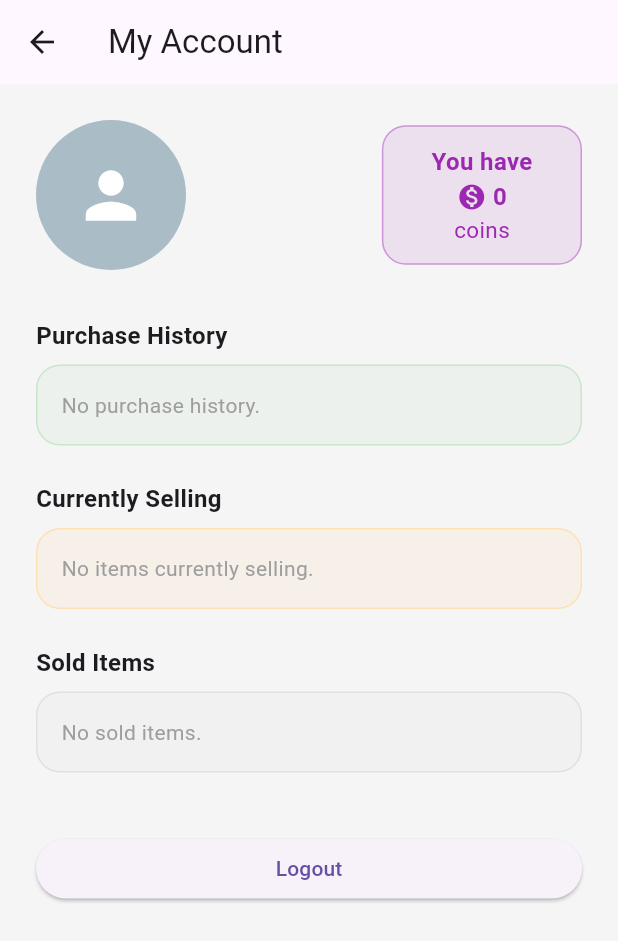
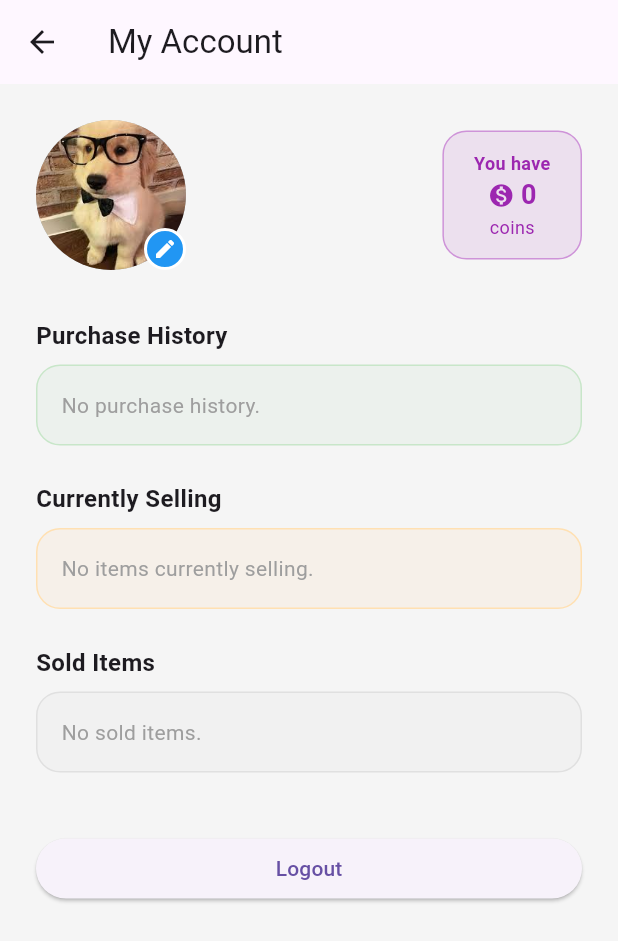
Before and after one commit to evaseo0078/ggumdream, a Flutter app: the AccountScreen screen opened directly, on a phone screen of 412 x 824 dp. Shown: the top 941 px of the screen. Run offline on Flutter 3.47's test engine with Material 3 defaults, Android fonts, the light colour scheme and no system bars; our stand-ins replace cloud_firestore, cloud_functions, firebase_auth, firebase_core, fl_chart, flutter_dotenv and 7 more; accounts and stored records are empty; Roboto replaces fonts that are missing (GgumFont).

Commit message:
이미지 사진 바꾸기

```diff
--- a/lib/features/login/account_screen.dart
+++ b/lib/features/login/account_screen.dart
@@ -1,5 +1,6 @@
 // lib/features/login/account_screen.dart
 
+import 'package:cloud_firestore/cloud_firestore.dart';
 import 'package:flutter/material.dart';
 import 'package:flutter_riverpod/flutter_riverpod.dart';
 import 'package:go_router/go_router.dart';
@@ -13,28 +14,93 @@ import '../shop/domain/shop_item.dart';
 class AccountScreen extends ConsumerWidget {
   const AccountScreen({super.key});
 
+  // ✨ 프로필 이미지 선택 팝업 띄우기
+  void _showProfilePicker(BuildContext context, String userId) {
+    showModalBottomSheet(
+      context: context,
+      backgroundColor: Colors.transparent,
+      builder: (context) => Container(
+        height: 300,
+        decoration: const BoxDecoration(
+          color: Colors.white,
+          borderRadius: BorderRadius.vertical(top: Radius.circular(20)),
+        ),
+        padding: const EdgeInsets.all(20),
+        child: Column(
+          children: [
+            const Text(
+              'Choose Profile Picture',
+              style: TextStyle(fontSize: 18, fontWeight: FontWeight.bold),
+            ),
+            const SizedBox(height: 20),
+            Expanded(
+              child: GridView.builder(
+                gridDelegate: const SliverGridDelegateWithFixedCrossAxisCount(
+                  crossAxisCount: 5, // 한 줄에 5개
+                  mainAxisSpacing: 10,
+                  crossAxisSpacing: 10,
+                ),
+                itemCount: 5,
+                itemBuilder: (context, index) {
+                  final imageIndex = index + 1; // 1 ~ 5
+                  return GestureDetector(
+                    onTap: () async {
+                      // Repository 직접 호출 or Provider 통해 호출
+                      // 여기서는 간단히 AuthRepository 인스턴스를 만들어서 호출하거나
+                      // ref를 통해 가져온 provider를 사용해도 됩니다.
+                      try {
+                        await AuthRepository()
+                            .updateProfileImage(userId, imageIndex);
+                        if (context.mounted) Navigator.pop(context); // 닫기
+                      } catch (e) {
+                        debugPrint("Error updating profile: $e");
+                      }
+                    },
+                    child: Container(
+                      decoration: BoxDecoration(
+                        shape: BoxShape.circle,
+                        border: Border.all(color: Colors.grey.shade300),
+                      ),
+                      child: ClipOval(
+                        child: Image.asset(
+                          'assets/images/profile$imageIndex.png',
+                          fit: BoxFit.cover,
+                        ),
+                      ),
+                    ),
+                  );
+                },
+              ),
+            ),
+          ],
+        ),
+      ),
+    );
+  }
+
   @override
   Widget build(BuildContext context, WidgetRef ref) {
     // Firebase 현재 유저
     final authRepo = ref.watch(authRepositoryProvider);
     final firebaseUser = authRepo.currentUser;
+    final String userId = firebaseUser?.uid ?? '';
 
     // 앱 내부 유저 상태 (닉네임, 코인 등)
     final userState = ref.watch(userProvider);
     final shopItems = ref.watch(shopProvider);
 
     // Filter current user's items
-    final mySellingItems = shopItems.where(
-      (item) => item.sellerUid == userState.userId && !item.isSold
-    ).toList();
+    final mySellingItems = shopItems
+        .where((item) => item.sellerUid == userState.userId && !item.isSold)
+        .toList();
 
-    final mySoldItems = shopItems.where(
-      (item) => item.sellerUid == userState.userId && item.isSold
-    ).toList();
+    final mySoldItems = shopItems
+        .where((item) => item.sellerUid == userState.userId && item.isSold)
+        .toList();
 
-    final myPurchasedItems = shopItems.where(
-      (item) => item.buyerUid == userState.userId && item.isSold
-    ).toList();
+    final myPurchasedItems = shopItems
+        .where((item) => item.buyerUid == userState.userId && item.isSold)
+        .toList();
 
     final displayName = userState.username;
     final email = firebaseUser?.email ?? userState.userId;
@@ -53,10 +119,59 @@ class AccountScreen extends ConsumerWidget {
               // 프로필 영역
               Row(
                 children: [
-                const CircleAvatar(
+                  // ✨ 프로필 이미지 (StreamBuilder로 실시간 반영)
+                  GestureDetector(
+                    onTap: () {
+                      if (userId.isNotEmpty) {
+                        _showProfilePicker(context, userId);
+                      }
+                    },
+                    child: Stack(
+                      children: [
+                        StreamBuilder<DocumentSnapshot>(
+                          stream: userId.isNotEmpty
+                              ? FirebaseFirestore.instance
+                                  .collection('users')
+                                  .doc(userId)
+                                  .snapshots()
+                              : const Stream.empty(),
+                          builder: (context, snapshot) {
+                            int profileIndex = 1; // 기본값
+                            if (snapshot.hasData && snapshot.data!.exists) {
+                              final data = snapshot.data!.data()
+                                  as Map<String, dynamic>?;
+                              profileIndex = data?['profileImageIndex'] ?? 1;
+                            }
+
+                            return CircleAvatar(
                               radius: 50,
-                  backgroundColor: Color(0xFFAABCC5),
-                  child: Icon(Icons.person, size: 50, color: Colors.white),
+                              backgroundColor: const Color(0xFFAABCC5),
+                              // 이미지가 있으면 이미지 표시, 없으면 아이콘
+                              backgroundImage: AssetImage(
+                                  'assets/images/profile$profileIndex.png'),
+                              onBackgroundImageError: (_, __) {
+                                // 이미지 로드 실패 시 처리 (옵션)
+                              },
+                            );
+                          },
+                        ),
+                        // 편집 아이콘 (선택 가능함을 표시)
+                        Positioned(
+                          right: 0,
+                          bottom: 0,
+                          child: Container(
+                            padding: const EdgeInsets.all(4),
+                            decoration: BoxDecoration(
+                              color: Colors.blue,
+                              shape: BoxShape.circle,
+                              border: Border.all(color: Colors.white, width: 2),
+                            ),
+                            child: const Icon(Icons.edit,
+                                size: 16, color: Colors.white),
+                          ),
+                        ),
+                      ],
+                    ),
                   ),
                   const SizedBox(width: 20),
                   Expanded(
@@ -84,7 +199,8 @@ class AccountScreen extends ConsumerWidget {
                   const SizedBox(width: 12),
                   // 코인 정보를 오른쪽에 배치
                   Container(
-                  padding: const EdgeInsets.symmetric(horizontal: 32, vertical: 12),
+                    padding: const EdgeInsets.symmetric(
+                        horizontal: 20, vertical: 12),
                     decoration: BoxDecoration(
                       color: Colors.purple.withOpacity(0.1),
                       borderRadius: BorderRadius.circular(16),
@@ -92,34 +208,34 @@ class AccountScreen extends ConsumerWidget {
                     ),
                     child: Column(
                       children: [
-                      Text(
+                        const Text(
                           'You have',
-                        style: const TextStyle(
-                          fontSize: 16,
+                          style: TextStyle(
+                            fontSize: 12,
                             fontWeight: FontWeight.bold,
                             color: Colors.purple,
                           ),
                         ),
                         Row(
-                        mainAxisSize: MainAxisSize.min, // 내용만큼만 공간 차지
+                          mainAxisSize: MainAxisSize.min,
                           children: [
-                          const Icon(Icons.monetization_on, color: Colors.purple, size: 20),
-                          const SizedBox(width: 4), // 아이콘과 텍스트 사이 여백
+                            const Icon(Icons.monetization_on,
+                                color: Colors.purple, size: 18),
+                            const SizedBox(width: 4),
                             Text(
                               '$coins',
                               style: const TextStyle(
-                              fontSize: 16,
+                                fontSize: 18,
                                 fontWeight: FontWeight.bold,
                                 color: Colors.purple,
                               ),
                             ),
                           ],
                         ),
-
                         const Text(
                           'coins',
                           style: TextStyle(
-                          fontSize: 15,
+                            fontSize: 12,
                             color: Colors.purple,
                           ),
                         ),
@@ -148,13 +264,19 @@ class AccountScreen extends ConsumerWidget {
                   borderRadius: BorderRadius.circular(16),
                   border: Border.all(color: Colors.green.shade100),
                 ),
-              child: myPurchasedItems.isEmpty && userState.purchaseHistory.isEmpty
-                  ? const Text("No purchase history.", style: TextStyle(color: Colors.grey))
+                child: myPurchasedItems.isEmpty &&
+                        userState.purchaseHistory.isEmpty
+                    ? const Text("No purchase history.",
+                        style: TextStyle(color: Colors.grey))
                     : Column(
                         crossAxisAlignment: CrossAxisAlignment.start,
                         children: [
-                        if (myPurchasedItems.isNotEmpty) ...myPurchasedItems.map((item) => _buildPurchaseItem(context, item)).toList(),
-                        if (userState.purchaseHistory.isNotEmpty) ...userState.purchaseHistory.map((item) => _buildPurchaseItem(context, item)).toList(),
+                          if (myPurchasedItems.isNotEmpty)
+                            ...myPurchasedItems.map(
+                                (item) => _buildPurchaseItem(context, item)),
+                          if (userState.purchaseHistory.isNotEmpty)
+                            ...userState.purchaseHistory.map(
+                                (item) => _buildPurchaseItem(context, item)),
                         ],
                       ),
               ),
@@ -179,10 +301,13 @@ class AccountScreen extends ConsumerWidget {
                   border: Border.all(color: Colors.orange.shade100),
                 ),
                 child: mySellingItems.isEmpty
-                  ? const Text("No items currently selling.", style: TextStyle(color: Colors.grey))
+                    ? const Text("No items currently selling.",
+                        style: TextStyle(color: Colors.grey))
                     : Column(
                         crossAxisAlignment: CrossAxisAlignment.start,
-                      children: mySellingItems.map((item) => _buildSellingItem(context, item)).toList(),
+                        children: mySellingItems
+                            .map((item) => _buildSellingItem(context, item))
+                            .toList(),
                       ),
               ),
 
@@ -206,10 +331,13 @@ class AccountScreen extends ConsumerWidget {
                   border: Border.all(color: Colors.grey.shade300),
                 ),
                 child: mySoldItems.isEmpty
-                  ? const Text("No sold items.", style: TextStyle(color: Colors.grey))
+                    ? const Text("No sold items.",
+                        style: TextStyle(color: Colors.grey))
                     : Column(
                         crossAxisAlignment: CrossAxisAlignment.start,
-                      children: mySoldItems.map((item) => _buildSoldItem(context, item)).toList(),
+                        children: mySoldItems
+                            .map((item) => _buildSoldItem(context, item))
+                            .toList(),
                       ),
               ),
 
@@ -261,7 +389,8 @@ class AccountScreen extends ConsumerWidget {
               children: [
                 Text(
                   item.summary ?? item.content,
-                  style: const TextStyle(fontSize: 12, fontWeight: FontWeight.w500),
+                  style: const TextStyle(
+                      fontSize: 12, fontWeight: FontWeight.w500),
                   maxLines: 1,
                   overflow: TextOverflow.ellipsis,
                 ),
@@ -274,7 +403,8 @@ class AccountScreen extends ConsumerWidget {
           ),
           Text(
             "${item.price}c",
-            style: const TextStyle(fontSize: 12, fontWeight: FontWeight.bold, color: Colors.green),
+            style: const TextStyle(
+                fontSize: 12, fontWeight: FontWeight.bold, color: Colors.green),
           ),
         ],
       ),
@@ -300,7 +430,8 @@ class AccountScreen extends ConsumerWidget {
               children: [
                 Text(
                   item.summary ?? item.content,
-                  style: const TextStyle(fontSize: 12, fontWeight: FontWeight.w500),
+                  style: const TextStyle(
+                      fontSize: 12, fontWeight: FontWeight.w500),
                   maxLines: 1,
                   overflow: TextOverflow.ellipsis,
                 ),
@@ -317,7 +448,10 @@ class AccountScreen extends ConsumerWidget {
           ),
           Text(
             "${item.price}c",
-            style: const TextStyle(fontSize: 12, fontWeight: FontWeight.bold, color: Colors.orange),
+            style: const TextStyle(
+                fontSize: 12,
+                fontWeight: FontWeight.bold,
+                color: Colors.orange),
           ),
         ],
       ),
@@ -343,7 +477,8 @@ class AccountScreen extends ConsumerWidget {
               children: [
                 Text(
                   item.summary ?? item.content,
-                  style: const TextStyle(fontSize: 12, fontWeight: FontWeight.w500),
+                  style: const TextStyle(
+                      fontSize: 12, fontWeight: FontWeight.w500),
                   maxLines: 1,
                   overflow: TextOverflow.ellipsis,
                 ),
@@ -360,7 +495,8 @@ class AccountScreen extends ConsumerWidget {
           ),
           Text(
             "${item.price}c",
-            style: const TextStyle(fontSize: 12, fontWeight: FontWeight.bold, color: Colors.grey),
+            style: const TextStyle(
+                fontSize: 12, fontWeight: FontWeight.bold, color: Colors.grey),
           ),
         ],
       ),
```
Also changed, not shown: lib/features/login/auth_repository.dart (+18 -3 lines). Lines whose indentation alone changed are shown as unchanged.
